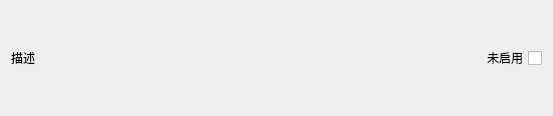
Qt form ui_class/settings_single.ui (reflux18d/MaiGO) before a commit.
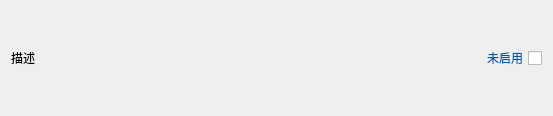
The same form after that commit.

What changed in the file:
```diff
--- a/ui_class/settings_single.ui
+++ b/ui_class/settings_single.ui
@@ -53,7 +53,8 @@
         <enum>Qt::RightToLeft</enum>
        </property>
        <property name="styleSheet">
-        <string notr="true">font: 14pt &quot;黑体&quot;;</string>
+        <string notr="true">font: 10pt &quot;黑体&quot;;
+color: rgb(0, 90, 158);</string>
        </property>
        <property name="text">
         <string>未启用</string>
```
Left out of the diff: 2 changed lines with no effect on the pictures.
